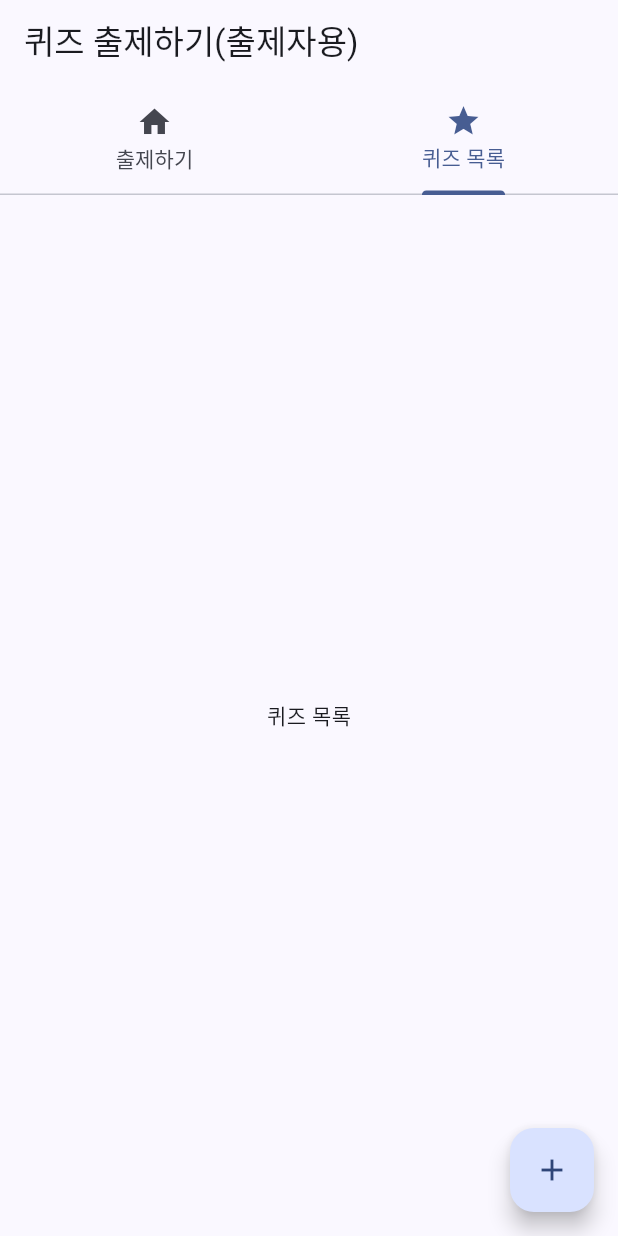
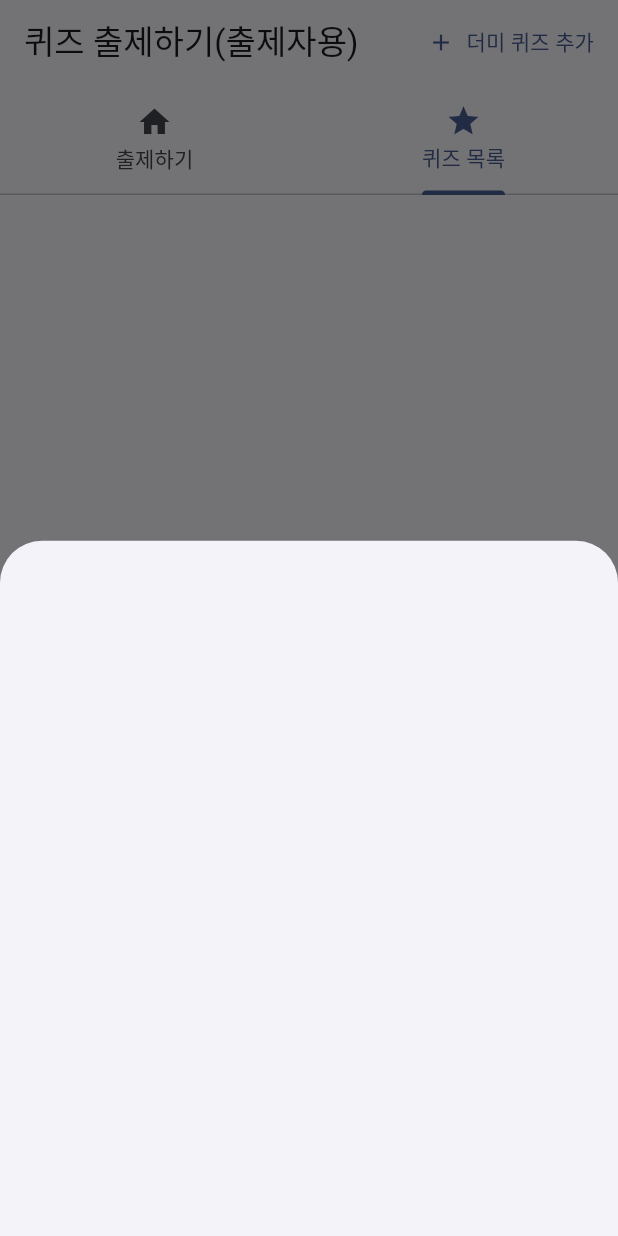
Before and after one commit to hanisoft2022/fc_ch02_quiz, a Flutter app: the screen it shows after launch, tab 2 chosen, after a tap on the "add" icon, on a phone screen of 412 x 824 dp. Run offline on Flutter 3.47's test engine with Material 3 defaults, Android fonts, the light colour scheme and no system bars; our stand-ins replace cloud_firestore, firebase_auth, firebase_core, flutter_hooks, freezed_annotation, gap and 4 more; accounts and stored records are empty; generated files the repository leaves out were written again.

Commit message:
quiz_manager data source, riverpod config complete

```diff
--- a/analysis_options.yaml
+++ b/analysis_options.yaml
@@ -4,5 +4,7 @@
   rules:
 
 analyzer:
+  errors:
+    invalid_annotation_target: ignore
   plugins:
     - custom_lint
--- a/lib/app.dart
+++ b/lib/app.dart
@@ -9,6 +9,7 @@
     return MaterialApp(
       title: 'Flutter Demo',
       theme: ThemeData(colorScheme: ColorScheme.fromSeed(seedColor: Colors.blue.shade900)),
+      debugShowCheckedModeBanner: false,
       home: const QuizManagerScreen(),
     );
   }
--- a/lib/common/model/problem_manager.dart
+++ /dev/null
@@ -1,10 +0,0 @@
-import 'package:flutter/material.dart';
-import 'package:freezed_annotation/freezed_annotation.dart';
-
-part 'problem_manager.freezed.dart';
-
-@freezed
-abstract class ProblemManager with _$ProblemManager {
-  const factory ProblemManager({required int index, required TextEditingController controller}) =
-      _ProblemManager;
-}
--- a/lib/features/auth/provider/auth_providers.dart
+++ b/lib/features/auth/provider/auth_providers.dart
@@ -12,7 +12,7 @@
   return AuthService();
 }
 
-// 함수형 provider 예시
+// 함수형 provider
 @riverpod
 Stream<User?> authState(Ref ref) {
   return FirebaseAuth.instance.authStateChanges();
--- /dev/null
+++ b/lib/web/features/quiz_manager/models/problem_manager.dart
@@ -0,0 +1,17 @@
+import 'package:freezed_annotation/freezed_annotation.dart';
+
+part 'problem_manager.freezed.dart';
+
+part 'problem_manager.g.dart';
+
+@freezed
+abstract class ProblemManager with _$ProblemManager {
+  const factory ProblemManager({
+    required int index,
+    required String question,
+    required List<String> options,
+    required int correctIndex,
+  }) = _ProblemManager;
+
+  factory ProblemManager.fromJson(Map<String, dynamic> json) => _$ProblemManagerFromJson(json);
+}
--- a/lib/common/model/quiz.dart
+++ b/lib/web/features/quiz_manager/models/quiz.dart
@@ -1,13 +1,18 @@
-import 'package:ch02_realtime_quiz/common/model/problem_manager.dart';
+import 'package:ch02_realtime_quiz/web/features/quiz_manager/models/problem_manager.dart';
 import 'package:freezed_annotation/freezed_annotation.dart';
 
 part 'quiz.freezed.dart';
+part 'quiz.g.dart';
 
 @freezed
 abstract class QuizManager with _$QuizManager {
+  @JsonSerializable(explicitToJson: true)
   const factory QuizManager({
+    required String? id,
     required List<ProblemManager> problems,
     required String title,
     ProblemManager? current,
   }) = _QuizManager;
+
+  factory QuizManager.fromJson(Map<String, dynamic> json) => _$QuizManagerFromJson(json);
 }
--- a/lib/web/features/quiz_manager/screens/quiz_manager_screen.dart
+++ b/lib/web/features/quiz_manager/screens/quiz_manager_screen.dart
@@ -1,25 +1,33 @@
-import 'package:ch02_realtime_quiz/common/model/quiz.dart';
 import 'package:ch02_realtime_quiz/core/extensions/media_query_extension.dart';
+import 'package:ch02_realtime_quiz/web/features/quiz_manager/models/quiz.dart';
+import 'package:ch02_realtime_quiz/web/features/quiz_manager/providers/quiz_manager_providers.dart';
 import 'package:flutter/foundation.dart';
 import 'package:flutter/material.dart';
 import 'package:gap/gap.dart';
+import 'package:hooks_riverpod/hooks_riverpod.dart';
 import 'package:velocity_x/velocity_x.dart';
 
-class QuizManagerScreen extends StatelessWidget {
+class QuizManagerScreen extends ConsumerWidget {
   const QuizManagerScreen({super.key});
 
   @override
-  Widget build(BuildContext context) {
-    List<QuizManager> quizManagers = [
-      QuizManager(problems: [], title: 'quiz1'),
-      QuizManager(problems: [], title: 'quiz2'),
-    ];
+  Widget build(BuildContext context, WidgetRef ref) {
+    final quizListAsync = ref.watch(quizListProvider);
 
     return DefaultTabController(
       length: 2,
       child: Scaffold(
         appBar: AppBar(
           title: Text('퀴즈 출제하기(출제자용)'),
+          actions: [
+            TextButton.icon(
+              label: '더미 퀴즈 추가'.text.make(),
+              onPressed: () {
+                ref.watch(quizManagerControllerProvider.notifier).addDummyQuiz();
+              },
+              icon: Icon(Icons.add),
+            ),
+          ],
           bottom: TabBar(
             tabs: [
               Tab(icon: Icon(Icons.home), text: '출제하기'),
@@ -32,14 +40,18 @@
             Column(
               children: [
                 Expanded(
-                  child: ListView.builder(
-                    itemCount: quizManagers.length,
-                    itemBuilder: (context, index) => ExpansionTile(
-                      title: quizManagers[index].title.text.make(),
-                      children: quizManagers[index].problems
-                          .map((e) => ListTile(title: e.controller.text.text.make()))
-                          .toList(),
+                  child: quizListAsync.when(
+                    data: (quizManagers) => ListView.builder(
+                      itemCount: quizManagers.length,
+                      itemBuilder: (context, index) => ExpansionTile(
+                        title: quizManagers[index].title.text.make(),
+                        children: quizManagers[index].problems
+                            .map((e) => ListTile(title: e.question.text.make()))
+                            .toList(),
+                      ),
                     ),
+                    error: (error, stackTrace) => Center(child: Text(error.toString())),
+                    loading: () => Center(child: CircularProgressIndicator()),
                   ),
                 ),
                 ElevatedButton(onPressed: () {}, child: '제출 및 핀코드 생성'.text.make()),
@@ -55,7 +67,19 @@
             Center(child: Text('퀴즈 목록')),
           ],
         ),
-        floatingActionButton: FloatingActionButton(onPressed: () async {}, child: Icon(Icons.add)),
+        floatingActionButton: FloatingActionButton(
+          onPressed: () async {
+            final quiz = await showModalBottomSheet<QuizManager>(
+              context: context,
+              builder: (context) => Container(),
+            );
+
+            if (quiz == null) return;
+
+            ref.watch(quizManagerControllerProvider.notifier).addQuiz(quiz);
+          },
+          child: Icon(Icons.add),
+        ),
       ),
     );
   }
```
Also changed, not shown: lib/web/features/quiz_manager/data/quiz_manager_data_source.dart (+75 -2 lines), lib/web/features/quiz_manager/providers/quiz_manager_providers.dart (added, +35 -0 lines), lib/common/model/problem_manager.freezed.dart (deleted), lib/web/features/quiz_manager/models/problem_manager.freezed.dart (added), lib/web/features/quiz_manager/models/problem_manager.g.dart (added), lib/web/features/quiz_manager/models/quiz.freezed.dart, lib/web/features/quiz_manager/models/quiz.g.dart (added), lib/web/features/quiz_manager/providers/quiz_manager_providers.g.dart (added).
